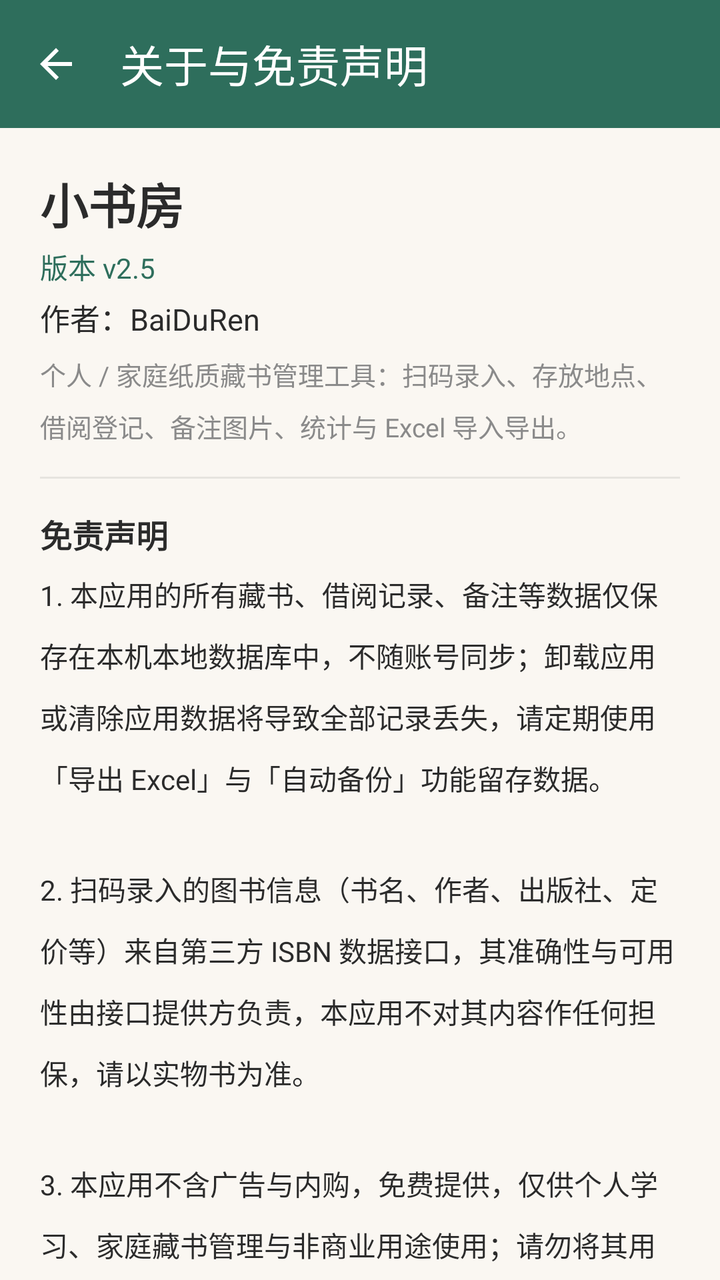
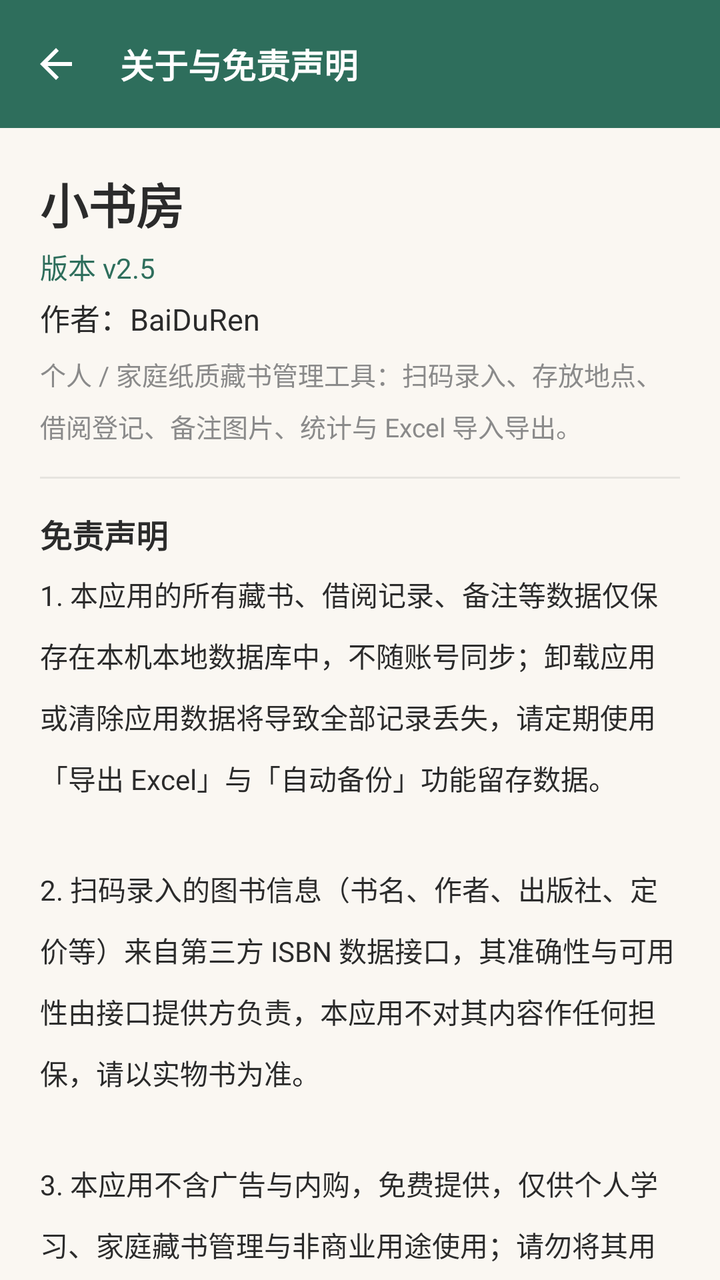

Two renders of the same Android screen: before a commit and after it. Below are the layout's source before the change and the commit's diff.
<!-- AndroidManifest.xml: application theme Theme.Bookshelf -->
<!-- res/layout/activity_about.xml -->
<?xml version="1.0" encoding="utf-8"?>
<LinearLayout xmlns:android="http://schemas.android.com/apk/res/android"
    xmlns:app="http://schemas.android.com/apk/res-auto"
    android:layout_width="match_parent"
    android:layout_height="match_parent"
    android:orientation="vertical">

    <com.google.android.material.appbar.MaterialToolbar
        android:id="@+id/toolbar"
        android:layout_width="match_parent"
        android:layout_height="?attr/actionBarSize"
        android:background="?attr/colorPrimary"
        app:navigationIcon="@drawable/ic_back"
        app:title="关于与免责声明"
        app:titleTextColor="@color/white" />

    <androidx.core.widget.NestedScrollView
        android:layout_width="match_parent"
        android:layout_height="0dp"
        android:layout_weight="1">

        <LinearLayout
            android:layout_width="match_parent"
            android:layout_height="wrap_content"
            android:orientation="vertical"
            android:padding="20dp">

            <TextView
                android:layout_width="wrap_content"
                android:layout_height="wrap_content"
                android:text="小书房"
                android:textColor="@color/text_main"
                android:textSize="24sp"
                android:textStyle="bold" />

            <TextView
                android:id="@+id/tv_version"
                android:layout_width="wrap_content"
                android:layout_height="wrap_content"
                android:layout_marginTop="4dp"
                android:text="版本 v2.5"
                android:textColor="?attr/colorPrimary"
                android:textSize="14sp" />

            <TextView
                android:layout_width="wrap_content"
                android:layout_height="wrap_content"
                android:layout_marginTop="4dp"
                android:text="作者：BaiDuRen"
                android:textColor="@color/text_main"
                android:textSize="15sp" />

            <TextView
                android:layout_width="wrap_content"
                android:layout_height="wrap_content"
                android:layout_marginTop="8dp"
                android:text="个人 / 家庭纸质藏书管理工具：扫码录入、存放地点、借阅登记、备注图片、统计与 Excel 导入导出。"
                android:textColor="@color/text_sub"
                android:textSize="13sp"
                android:lineSpacingMultiplier="1.4" />

            <View
                android:layout_width="match_parent"
                android:layout_height="1dp"
                android:layout_marginVertical="16dp"
                android:background="@color/divider_soft" />

            <TextView
                android:layout_width="wrap_content"
                android:layout_height="wrap_content"
                android:text="免责声明"
                android:textColor="@color/text_main"
                android:textSize="16sp"
                android:textStyle="bold" />

            <TextView
                android:layout_width="match_parent"
                android:layout_height="wrap_content"
                android:layout_marginTop="8dp"
                android:lineSpacingMultiplier="1.5"
                android:text="1. 本应用的所有藏书、借阅记录、备注等数据仅保存在本机本地数据库中，不随账号同步；卸载应用或清除应用数据将导致全部记录丢失，请定期使用「导出 Excel」与「自动备份」功能留存数据。\n\n2. 扫码录入的图书信息（书名、作者、出版社、定价等）来自第三方 ISBN 数据接口，其准确性与可用性由接口提供方负责，本应用不对其内容作任何担保，请以实物书为准。\n\n3. 本应用不含广告与内购，免费提供，仅供个人学习、家庭藏书管理与非商业用途使用；请勿将其用于任何违法或侵权用途。\n\n4. 使用本应用即表示你已了解并同意上述条款；对于因使用本应用造成的任何数据丢失或其他损失，作者不承担责任。"
                android:textColor="@color/text_main"
                android:textSize="14sp" />

            <View
                android:layout_width="match_parent"
                android:layout_height="1dp"
                android:layout_marginVertical="16dp"
                android:background="@color/divider_soft" />

            <TextView
                android:layout_width="wrap_content"
                android:layout_height="wrap_content"
                android:text="开发说明"
                android:textColor="@color/text_main"
                android:textSize="16sp"
                android:textStyle="bold" />

            <TextView
                android:layout_width="match_parent"
                android:layout_height="wrap_content"
                android:layout_marginTop="8dp"
                android:lineSpacingMultiplier="1.5"
                android:text="本应用由 BaiDuRen 提出需求并主导产品设计，由 AI（WorkBuddy 智能助手）辅助完成开发与迭代。"
                android:textColor="@color/text_sub"
                android:textSize="14sp" />
        </LinearLayout>
    </androidx.core.widget.NestedScrollView>
</LinearLayout>
<!-- resources referenced by this layout -->
<resources>
  <style name="Theme.Bookshelf" parent="Theme.Material3.Light.NoActionBar">
          <item name="colorPrimary">@color/primary</item>
          <item name="colorPrimaryVariant">@color/primary_dark</item>
          <item name="colorSecondary">@color/accent</item>
          <item name="android:colorBackground">@color/bg_page</item>
          <item name="android:statusBarColor">@color/primary_dark</item>
          
          <item name="chip_bg">@color/chip_bg</item>
      </style>
  <!-- unchanged entries left out for length: 10 -->
</resources>

<!-- the commit's change to res/layout/activity_about.xml (unified diff, before → after) -->
@@ -7,23 +7,33 @@
 
     <com.google.android.material.appbar.MaterialToolbar
         android:id="@+id/toolbar"
+        style="@style/Widget.Bookshelf.Toolbar"
         android:layout_width="match_parent"
         android:layout_height="?attr/actionBarSize"
-        android:background="?attr/colorPrimary"
         app:navigationIcon="@drawable/ic_back"
-        app:title="关于与免责声明"
-        app:titleTextColor="@color/white" />
+        app:title="关于与免责声明" />
 
     <androidx.core.widget.NestedScrollView
         android:layout_width="match_parent"
         android:layout_height="0dp"
         android:layout_weight="1">
 
-        <LinearLayout
+                <androidx.constraintlayout.widget.ConstraintLayout
             android:layout_width="match_parent"
+            android:layout_height="wrap_content">
+
+<LinearLayout
+            android:layout_width="0dp"
             android:layout_height="wrap_content"
             android:orientation="vertical"
-            android:padding="20dp">
+            android:padding="20dp"
+                    app:layout_constraintWidth_max="@dimen/content_max_width"
+                    app:layout_constraintStart_toStartOf="parent"
+                    app:layout_constraintEnd_toEndOf="parent"
+                    app:layout_constraintHorizontal_bias="0.5"
+                    app:layout_constraintTop_toTopOf="parent"
+                    app:layout_constraintBottom_toBottomOf="parent"
+                >
 
             <TextView
                 android:layout_width="wrap_content"
@@ -105,5 +115,6 @@
                 android:textColor="@color/text_sub"
                 android:textSize="14sp" />
         </LinearLayout>
+        </androidx.constraintlayout.widget.ConstraintLayout>
     </androidx.core.widget.NestedScrollView>
 </LinearLayout>
<!-- resource entries referenced after the edit -->
@@ -1,14 +1,83 @@
 <!-- resources referenced by this layout -->
 <resources>
-  <style name="Theme.Bookshelf" parent="Theme.Material3.Light.NoActionBar">
+  <dimen name="content_max_width">9999dp</dimen>
+  <style name="Widget.Bookshelf.Toolbar" parent="Widget.Material3.Toolbar">
+          <item name="android:background">?attr/colorPrimary</item>
+          <item name="titleTextColor">@color/white</item>
+          <item name="titleTextAppearance">@style/TextAppearance.Bookshelf.ToolbarTitle</item>
+          <item name="navigationIconTint">@color/white</item>
+          <item name="android:elevation">0dp</item>
+      </style>
+  <style name="Theme.Bookshelf" parent="Theme.Bookshelf.Base">
           <item name="colorPrimary">@color/primary</item>
           <item name="colorPrimaryVariant">@color/primary_dark</item>
           <item name="colorSecondary">@color/accent</item>
-          <item name="android:colorBackground">@color/bg_page</item>
-          <item name="android:statusBarColor">@color/primary_dark</item>
           
           <item name="chip_bg">@color/chip_bg</item>
+          <item name="primary_container">@color/green_container</item>
+          <item name="on_primary_container">@color/green_on_container</item>
       </style>
+  <style name="TextAppearance.Bookshelf.ToolbarTitle" parent="TextAppearance.Material3.TitleLarge">
+          <item name="android:textSize">@dimen/text_headline</item>
+          <item name="android:textStyle">bold</item>
+          <item name="android:textColor">@color/white</item>
+      </style>
+  <style name="Theme.Bookshelf.Base" parent="Theme.Material3.Light.NoActionBar">
+          
+          <item name="android:colorBackground">@color/bg_page</item>
+          
+          <item name="android:statusBarColor">?attr/colorPrimary</item>
+          <item name="android:windowLightStatusBar">false</item>
+          
+          <item name="surface">@color/surface</item>
+          <item name="surface_dim">@color/surface_dim</item>
+          <item name="outline">@color/outline</item>
+          <item name="outline_strong">@color/outline_strong</item>
+          <item name="on_surface">@color/text_main</item>
+          <item name="on_surface_variant">@color/text_sub</item>
+          
+          <item name="materialButtonStyle">@style/Widget.Bookshelf.Button</item>
+          <item name="textInputStyle">@style/Widget.Bookshelf.TextField</item>
+          <item name="materialCardViewStyle">@style/Widget.Bookshelf.MaterialCard</item>
+      </style>
+  <color name="green_container">#E6F0EC</color>
+  <color name="green_on_container">#1C4A3E</color>
+  <dimen name="text_headline">17sp</dimen>
+  <color name="surface">#FFFFFF</color>
+  <color name="surface_dim">#F4F0E9</color>
+  <color name="outline">#E6E0D5</color>
+  <color name="outline_strong">#CFC5B4</color>
+  <style name="Widget.Bookshelf.Button" parent="Widget.Material3.Button">
+          <item name="shapeAppearance">@style/ShapeAppearance.Bookshelf.Medium</item>
+          <item name="android:textSize">@dimen/text_body_small</item>
+          <item name="android:letterSpacing">0.02</item>
+          <item name="android:minHeight">44dp</item>
+          <item name="cornerRadius">@dimen/radius_md</item>
+      </style>
+  <style name="Widget.Bookshelf.TextField" parent="Widget.Material3.TextInputLayout.OutlinedBox">
+          <item name="boxStrokeColor">@color/text_field_stroke</item>
+          <item name="boxStrokeWidth">1dp</item>
+          <item name="boxStrokeWidthFocused">1.5dp</item>
+          <item name="boxCornerRadiusTopStart">@dimen/radius_md</item>
+          <item name="boxCornerRadiusTopEnd">@dimen/radius_md</item>
+          <item name="boxCornerRadiusBottomStart">@dimen/radius_md</item>
+          <item name="boxCornerRadiusBottomEnd">@dimen/radius_md</item>
+          <item name="boxBackgroundColor">?attr/surface</item>
+          <item name="hintTextColor">?attr/colorPrimary</item>
+          <item name="android:textColorHint">?attr/on_surface_variant</item>
+      </style>
+  <style name="Widget.Bookshelf.MaterialCard" parent="Widget.Material3.CardView.Outlined">
+          <item name="cardCornerRadius">@dimen/card_corner</item>
+          <item name="cardElevation">0dp</item>
+          <item name="strokeColor">?attr/outline</item>
+          <item name="strokeWidth">1dp</item>
+      </style>
+  <style name="ShapeAppearance.Bookshelf.Medium" parent="ShapeAppearance.Material3.Corner.Medium">
+          <item name="cornerSize">@dimen/radius_md</item>
+      </style>
+  <dimen name="text_body_small">13sp</dimen>
+  <dimen name="radius_md">12dp</dimen>
+  <dimen name="card_corner">16dp</dimen>
   <!-- unchanged entries left out for length: 10 -->
 </resources>
 
